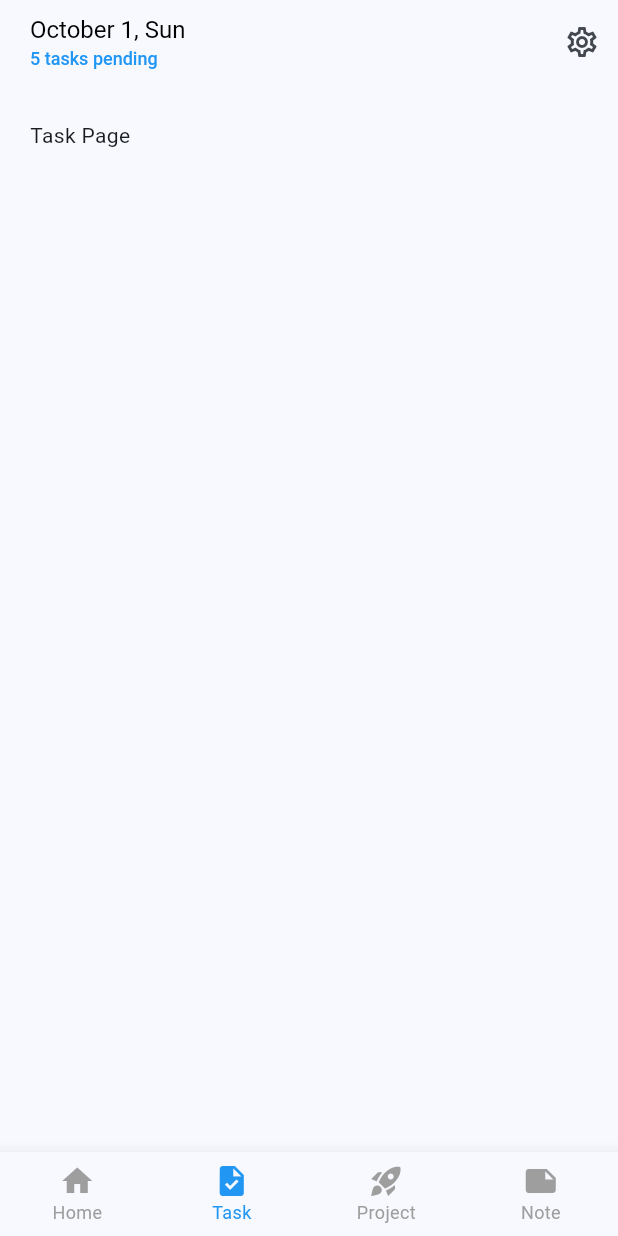
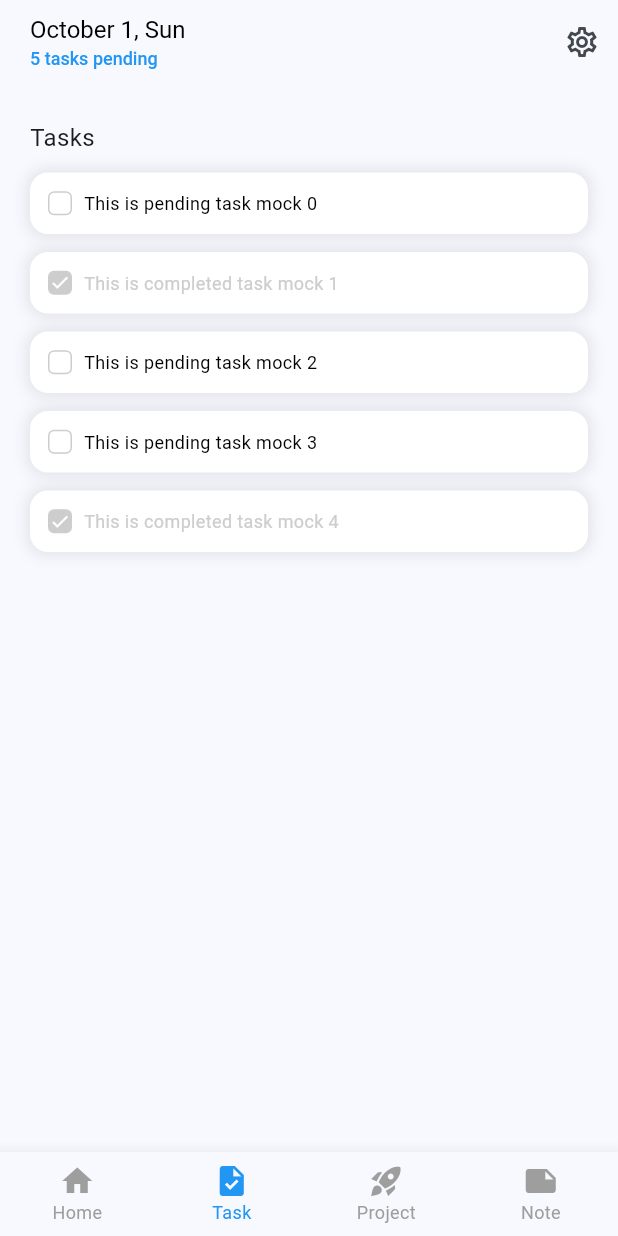
Before and after one commit to jeaniecho/organizly_app, a Flutter app: the screen it shows after launch, item 2 of the bottom bar chosen, on a phone screen of 412 x 824 dp. Run offline on Flutter 3.47's test engine with Material 2 defaults, Android fonts, the phone set to English and light mode, and no system bars; our stand-ins replace rxdart.

Commit message:
task widget

```diff
--- a/lib/pages/base/task_page.dart
+++ b/lib/pages/base/task_page.dart
@@ -1,14 +1,40 @@
 import 'package:flutter/material.dart';
+import 'package:provider/provider.dart';
+import 'package:what_to_do/blocs/task_bloc.dart';
+import 'package:what_to_do/models/task_model.dart';
+import 'package:what_to_do/widgets/task_widget.dart';
 
 class TaskPage extends StatelessWidget {
   const TaskPage({super.key});
 
   @override
   Widget build(BuildContext context) {
+    TaskBloc taskBloc = context.read<TaskBloc>();
+
     return SingleChildScrollView(
       padding: const EdgeInsets.symmetric(horizontal: 20, vertical: 24),
       child: Column(
-        children: [Text('Task Page')],
+        crossAxisAlignment: CrossAxisAlignment.start,
+        children: [
+          const Text(
+            'Tasks',
+            style: TextStyle(
+              fontSize: 16,
+            ),
+          ),
+          const SizedBox(height: 12),
+          StreamBuilder(
+              stream: taskBloc.tasks,
+              builder: (context, snapshot) {
+                if (!snapshot.hasData) {
+                  return const Center(child: CircularProgressIndicator());
+                }
+
+                List<TaskVM> tasks = snapshot.data!;
+
+                return TaskList(tasks: tasks);
+              })
+        ],
       ),
     );
   }
--- a/lib/pages/base_page.dart
+++ b/lib/pages/base_page.dart
@@ -64,9 +64,15 @@ class BasePage extends StatelessWidget {
             ),
             body: IndexedStack(
               index: bottomIndex,
-              children: const [
-                HomePage(),
-                TaskPage(),
+              children: [
+                MultiProvider(
+                  providers: [Provider(create: (context) => taskBloc)],
+                  child: HomePage(),
+                ),
+                Provider(
+                  create: (context) => taskBloc,
+                  child: const TaskPage(),
+                ),
                 ProjectPage(),
                 NotePage(),
               ],
--- /dev/null
+++ b/lib/widgets/task_widget.dart
@@ -0,0 +1,75 @@
+import 'package:flutter/material.dart';
+import 'package:what_to_do/models/task_model.dart';
+
+class TaskBox extends StatelessWidget {
+  final TaskVM task;
+  const TaskBox({required this.task, super.key});
+
+  @override
+  Widget build(BuildContext context) {
+    Color completedColor = const Color(0xFFCDCDCD);
+
+    return Container(
+      padding: const EdgeInsets.all(12),
+      decoration: BoxDecoration(
+        color: Colors.white,
+        borderRadius: BorderRadius.circular(12),
+        boxShadow: [
+          BoxShadow(
+            color: Colors.grey.withOpacity(0.25),
+            blurRadius: 8,
+            spreadRadius: 2,
+            offset: const Offset(0, 0),
+          ),
+        ],
+      ),
+      child: Row(
+        children: [
+          Container(
+            width: 16,
+            height: 16,
+            decoration: BoxDecoration(
+              color: task.completed ? completedColor : Colors.white,
+              border: Border.all(color: completedColor, width: 1),
+              borderRadius: BorderRadius.circular(4),
+            ),
+            child: const Center(
+              child: Icon(
+                Icons.check,
+                size: 14,
+                color: Colors.white,
+              ),
+            ),
+          ),
+          const SizedBox(width: 8),
+          Text(
+            task.text,
+            style: TextStyle(
+              color: task.completed ? completedColor : Colors.black,
+              fontSize: 12,
+            ),
+          )
+        ],
+      ),
+    );
+  }
+}
+
+class TaskList extends StatelessWidget {
+  final List<TaskVM> tasks;
+  const TaskList({required this.tasks, super.key});
+
+  @override
+  Widget build(BuildContext context) {
+    return ListView.separated(
+        shrinkWrap: true,
+        physics: const NeverScrollableScrollPhysics(),
+        itemBuilder: ((context, index) {
+          return TaskBox(task: tasks[index]);
+        }),
+        separatorBuilder: ((context, index) {
+          return const SizedBox(height: 12);
+        }),
+        itemCount: tasks.length);
+  }
+}
```
